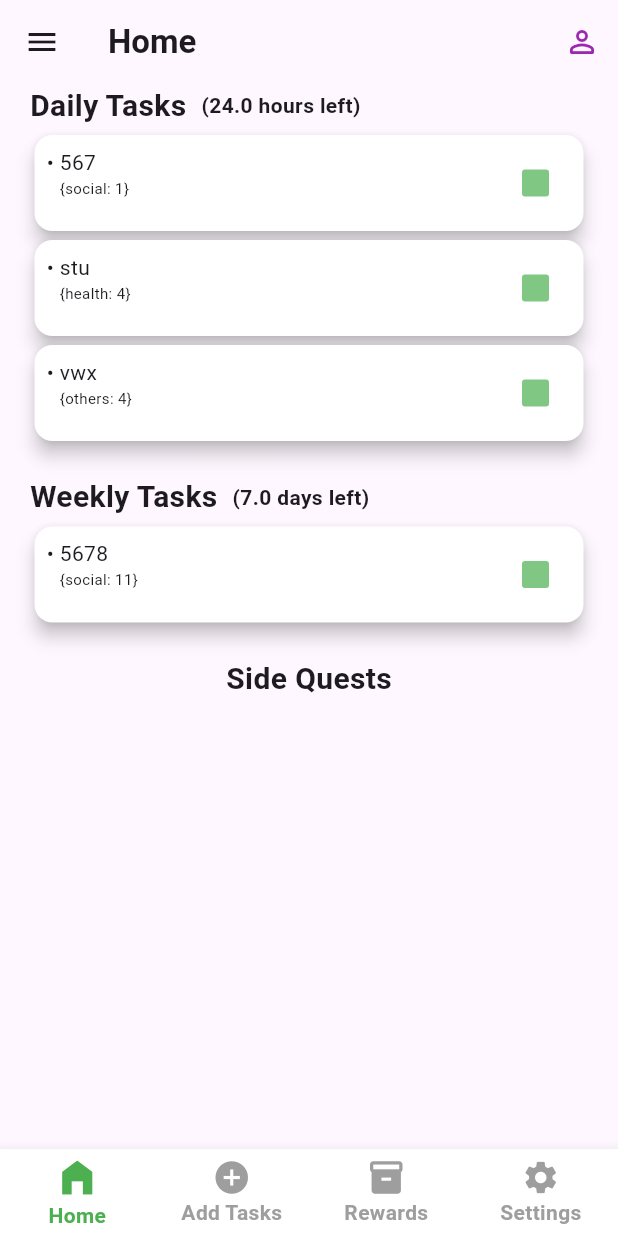
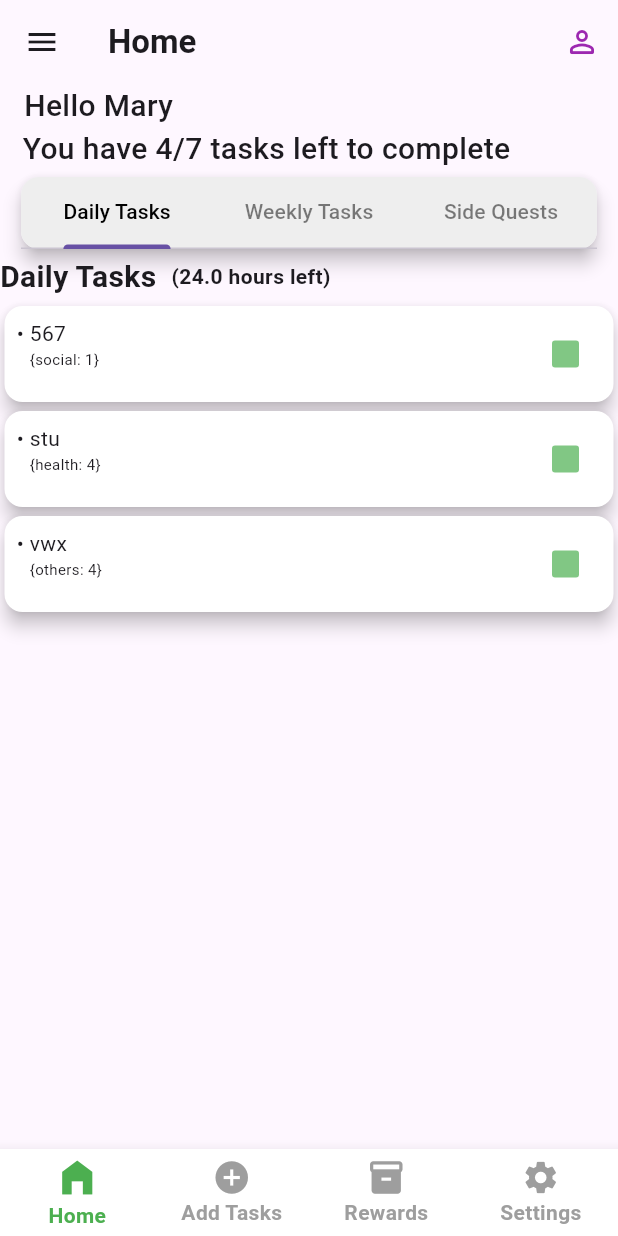
Before and after one commit to ShubhamVG/Lvl_Up, a Flutter app: the screen it shows after launch, on a phone screen of 412 x 824 dp. Run offline on Flutter 3.47's test engine with Material 3 defaults, Android fonts, the phone set to English and light mode, and no system bars; drawn by our look-alikes of stylish_bottom_bar; our stand-ins replace confetti, google_fonts, percent_indicator, shared_preferences, sqflite_common_ffi, syncfusion_flutter_charts; accounts and stored records are empty; Roboto replaces fonts that are missing (Monda).

Commit message:
Update home_screen.dart

```diff
--- a/lib/screens/home_screen.dart
+++ b/lib/screens/home_screen.dart
@@ -16,7 +16,7 @@ final class HomeScreen extends Screen {
   State<StatefulWidget> createState() => _HomeScreenState();
 }
 
-class _HomeScreenState extends State<HomeScreen> {
+class _HomeScreenState extends State<HomeScreen> with TickerProviderStateMixin {
   late final Profile profile;
   late final ConfettiController confettiController;
 
@@ -42,6 +42,7 @@ class _HomeScreenState extends State<HomeScreen> {
 
   @override
   Widget build(BuildContext context) {
+    TabController tabController = TabController(length: 3, vsync: this);
     const space = SizedBox(height: 20.0);
 
     final currentTime = DateTime.now();
@@ -76,10 +77,55 @@ class _HomeScreenState extends State<HomeScreen> {
       weeklyTSubtitle = '${weeklyTEndTime.inMinutes} minutes left';
     }
 
-    return Padding(
-      padding: const EdgeInsets.symmetric(horizontal: 20.0),
-      child: SingleChildScrollView(
-        child: Column(
+    return Column(
+      crossAxisAlignment: CrossAxisAlignment.start,
+      children: [
+        Padding(
+          padding: const EdgeInsets.only(left: 16.0),
+          child: Text(
+            "Hello Mary",
+            style: TextStyle(fontSize: 20, fontWeight: FontWeight.w500),
+          ),
+        ),
+        Padding(
+          padding: const EdgeInsets.only(left: 15.0),
+          child: Text(
+            "You have 4/7 tasks left to complete",
+            style: TextStyle(fontSize: 20, fontWeight: FontWeight.w500),
+          ),
+        ),
+        Padding(
+          padding: const EdgeInsets.symmetric(horizontal: 10.0),
+          child: Card(
+            shape: RoundedRectangleBorder(
+              borderRadius: BorderRadius.circular(12),
+            ),
+            elevation: 5,
+            child: Container(
+              decoration: BoxDecoration(
+                color: Colors.grey.shade200,
+                borderRadius: BorderRadius.circular(12),
+              ),
+              child: TabBar(
+                controller: tabController,
+                // indicator: BoxDecoration(
+                //   color: Colors.orange,
+                //   borderRadius: BorderRadius.circular(12),
+                // ),
+                labelColor: const Color.fromARGB(255, 0, 0, 0),
+                unselectedLabelColor: const Color.fromARGB(129, 0, 0, 0),
+                tabs: [
+                  Tab(child: Text("Daily Tasks")),
+                  Tab(child: Text("Weekly Tasks")),
+                  Tab(child: Text("Side Quests")),
+                ],
+              ),
+            ),
+          ),
+        ),
+        Expanded(
+            child: TabBarView(
+          controller: tabController,
           children: [
             TaskGroup(
               'Daily Tasks',
@@ -93,7 +139,6 @@ class _HomeScreenState extends State<HomeScreen> {
                 confettiController.play();
               }),
             ),
-            space,
             TaskGroup(
               'Weekly Tasks',
               subtitle: '($weeklyTSubtitle)',
@@ -106,7 +151,6 @@ class _HomeScreenState extends State<HomeScreen> {
                 confettiController.play();
               }),
             ),
-            space,
             TaskGroup(
               'Side Quests',
               tasks: profile.sideQuests,
@@ -121,6 +165,8 @@ class _HomeScreenState extends State<HomeScreen> {
                 confettiController.play();
               }),
             ),
+          ],
+        )),
         ConfettiWidget(
           confettiController: confettiController,
           blastDirection: -pi / 2.0,
@@ -129,8 +175,6 @@ class _HomeScreenState extends State<HomeScreen> {
           numberOfParticles: 20,
         ),
       ],
-        ),
-      ),
     );
   }
 }
```
Lines whose indentation alone changed are shown as unchanged.
